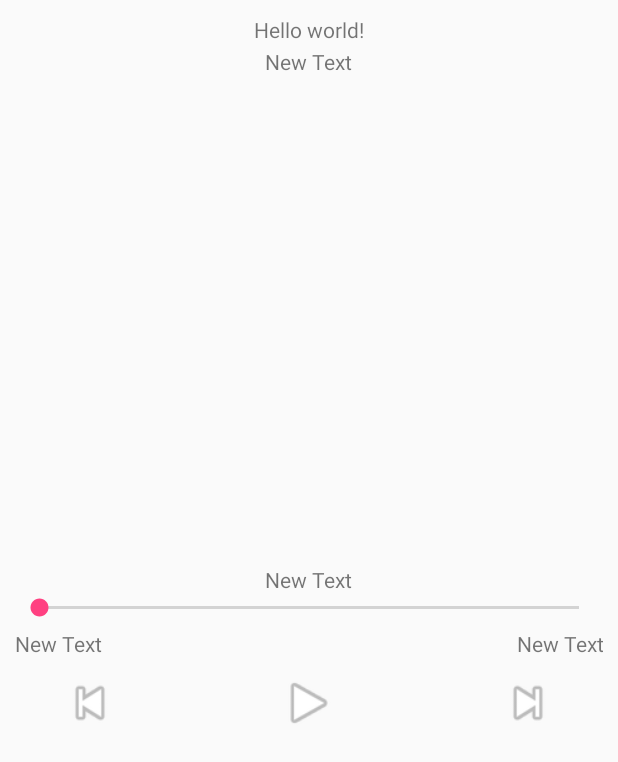
After one commit to dengn/Spotify_Streamer, an Android app: the layout fragment_player.xml on its own in the app's theme, with its tools: preview values and no code run, on a phone screen of 412 x 824 dp. The commit adds this screen. Shown: the top 762 px of the screen. Run offline under Robolectric (Android 15) with nearby library versions, the phone set to English and light mode, and no system bars.

Commit message:
Add the Player Activity and Fragment.

```diff
--- a/app/src/main/AndroidManifest.xml
+++ b/app/src/main/AndroidManifest.xml
@@ -26,6 +26,10 @@
             android:name=".activities.SettingsActivity"
             android:label="@string/title_activity_settings" >
         </activity>
+        <activity
+            android:name=".activities.PlayerActivity"
+            android:label="@string/app_name" >
+        </activity>
     </application>
 
 </manifest>
--- a/app/src/main/java/dengn/spotifystreamer/models/MyTrack.java
+++ b/app/src/main/java/dengn/spotifystreamer/models/MyTrack.java
@@ -7,6 +7,8 @@ import android.os.Parcelable;
  * Created by Administrator on 2015-6-13.
  */
 public class MyTrack implements Parcelable {
+
+    public static final int PREVIEW_LENGTH_DEFAULT = 30;
 
     public String name;
     public String albumName;
@@ -44,7 +46,7 @@ public class MyTrack implements Parcelable {
         this.previewURL = in.readString();
     }
 
-    public static final Parcelable.Creator<MyTrack> CREATOR = new Parcelable.Creator<MyTrack>() {
+    public static final Creator<MyTrack> CREATOR = new Creator<MyTrack>() {
         public MyTrack createFromParcel(Parcel source) {
             return new MyTrack(source);
         }
--- /dev/null
+++ b/app/src/main/res/layout/fragment_player.xml
@@ -0,0 +1,106 @@
+<LinearLayout
+    android:id="@+id/main_content"
+    xmlns:android="http://schemas.android.com/apk/res/android"
+    android:layout_width="match_parent"
+    android:layout_height="match_parent"
+    android:layout_margin="10dp"
+    android:orientation="vertical">
+
+    <TextView
+        android:id="@+id/player_artist_name"
+        android:layout_width="wrap_content"
+        android:layout_height="wrap_content"
+        android:layout_gravity="center_horizontal"
+        android:text="@string/hello_world"/>
+
+    <TextView
+        android:id="@+id/player_album_name"
+        android:layout_width="wrap_content"
+        android:layout_height="wrap_content"
+        android:layout_gravity="center_horizontal"
+        android:layout_marginTop="2dp"
+        android:layout_marginBottom="4dp"
+        android:text="New Text"/>
+
+    <ImageView
+        android:id="@+id/player_album_img"
+        android:layout_width="320dp"
+        android:layout_height="320dp"
+        android:layout_gravity="center_horizontal"/>
+
+    <TextView
+        android:id="@+id/player_track_name"
+        android:layout_width="wrap_content"
+        android:layout_height="wrap_content"
+        android:layout_marginTop="2dp"
+        android:layout_gravity="center_horizontal"
+        android:text="New Text"/>
+
+    <SeekBar
+        android:id="@+id/player_seekbar"
+        android:layout_width="match_parent"
+        android:layout_height="wrap_content"
+        android:layout_gravity="center_horizontal"
+        android:indeterminate="false"/>
+
+
+    <LinearLayout
+        android:layout_width="match_parent"
+        android:layout_height="wrap_content"
+        android:layout_marginTop="5dp"
+        android:gravity="center_vertical|center_horizontal"
+        android:orientation="horizontal"
+        >
+
+        <TextView
+            android:id="@+id/player_ontime"
+            android:layout_width="wrap_content"
+            android:layout_height="wrap_content"
+            android:layout_weight="1"
+            android:gravity="left"
+            android:text="New Text"/>
+
+        <TextView
+            android:id="@+id/player_timelen"
+            android:layout_width="wrap_content"
+            android:layout_height="wrap_content"
+            android:layout_weight="1"
+            android:gravity="right"
+            android:text="New Text"/>
+
+    </LinearLayout>
+
+    <RelativeLayout
+        android:layout_width="match_parent"
+        android:layout_height="wrap_content"
+        android:layout_marginTop="10dp"
+        android:layout_marginLeft="30dp"
+        android:layout_marginRight="30dp">
+
+        <ImageButton
+            android:id="@+id/player_previous"
+            android:layout_width="40dp"
+            android:layout_height="40dp"
+            android:background="@android:drawable/ic_media_previous"
+            android:layout_alignParentTop="true"
+            android:layout_alignParentLeft="true"
+            android:layout_alignParentStart="true"/>
+
+        <ImageButton
+            android:id="@+id/player_play_pause"
+            android:layout_width="40dp"
+            android:layout_height="40dp"
+            android:background="@android:drawable/ic_media_play"
+            android:layout_gravity="center_horizontal"
+            android:layout_centerHorizontal="true"/>
+
+        <ImageButton
+            android:id="@+id/player_next"
+            android:layout_width="40dp"
+            android:layout_height="40dp"
+            android:background="@android:drawable/ic_media_next"
+            android:layout_gravity="right"
+            android:layout_alignParentRight="true"/>
+    </RelativeLayout>
+
+</LinearLayout>
--- a/app/src/main/res/values/strings.xml
+++ b/app/src/main/res/values/strings.xml
@@ -9,4 +9,5 @@
 
     <string name="artists_not_found">Please refine your search</string>
     <string name="tracks_not_found">No tracks found for your search</string>
+    <string name="title_activity_player">PlayerActivity</string>
 </resources>
```
Also changed, not shown: app/src/main/java/dengn/spotifystreamer/activities/PlayerActivity.java (added, +101 -0 lines), app/src/main/java/dengn/spotifystreamer/fragments/PlayerFragment.java (added, +124 -0 lines), app/src/main/java/dengn/spotifystreamer/fragments/TracksFragment.java (+22 -1 lines), app/src/main/res/layout/activity_player.xml (added, +17 -0 lines), app/src/main/res/layout/artist_item.xml (+23 -7 lines), app/src/main/res/layout/track_item.xml (+19 -6 lines), app/src/main/res/menu/menu_player.xml (added, +9 -0 lines).
